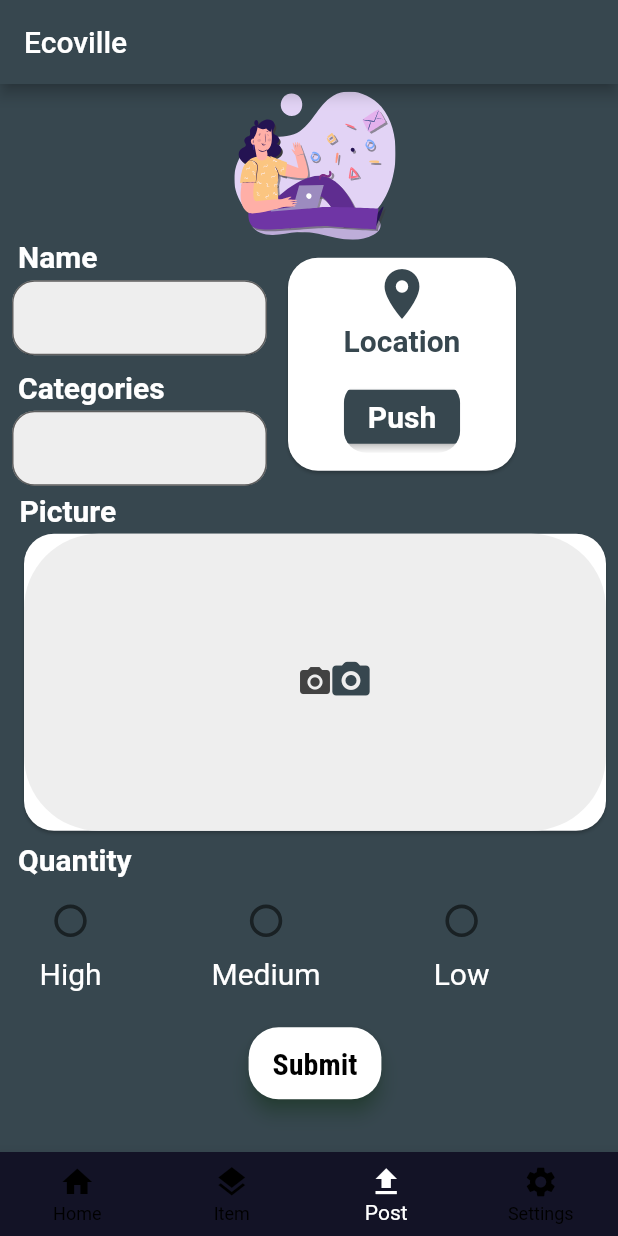
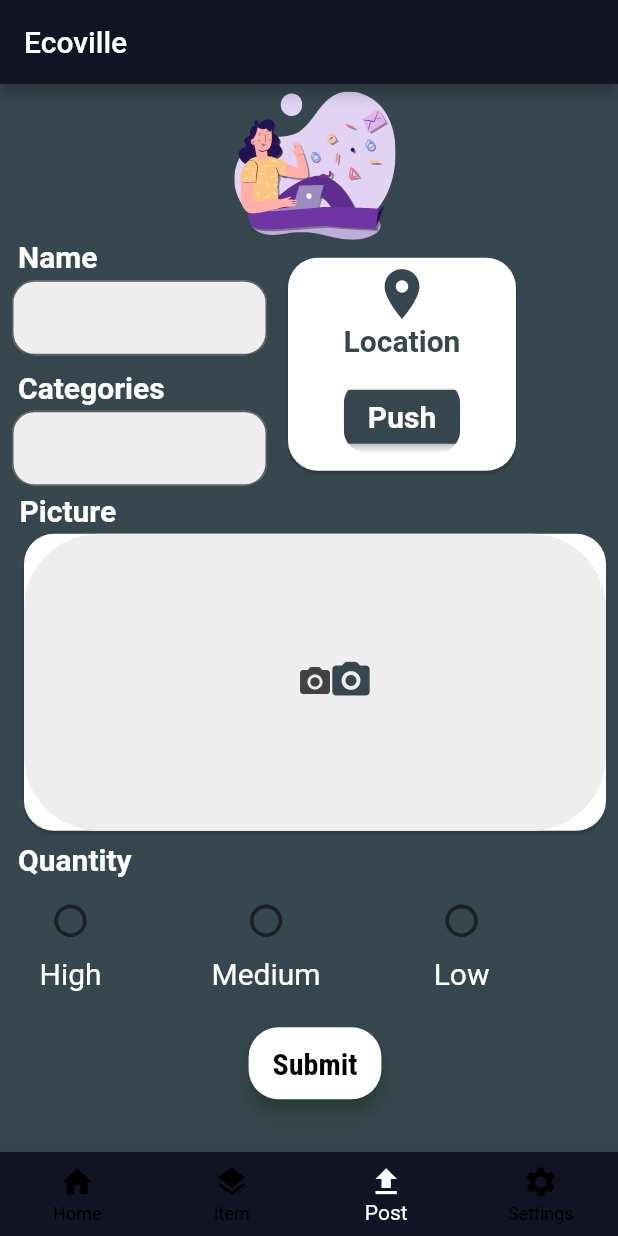
Before and after one commit to emilio-kariuki/emilio, a Flutter app: the Navi screen opened directly, swiped to page 3, on a phone screen of 412 x 824 dp. Run offline on Flutter 3.47's test engine with Material 2 defaults, Android fonts, the phone set to English and light mode, and no system bars; our stand-ins replace firebase_auth, firebase_core, flutter_svg, geolocator, google_fonts, google_maps_flutter and 1 more; accounts and stored records are empty.

Commit message:
February 1, 2022 11:35 AM

```diff
--- a/lib/Navi.dart
+++ b/lib/Navi.dart
@@ -21,7 +21,7 @@ class _NaviState extends State<Navi> {
     return Scaffold(
       appBar: AppBar(
         title: Text("Ecoville"),
-        backgroundColor: Colors.blueGrey[800],
+        backgroundColor: kprimaryColor,
       ),
       body: Center(
         child: PageView(
```
